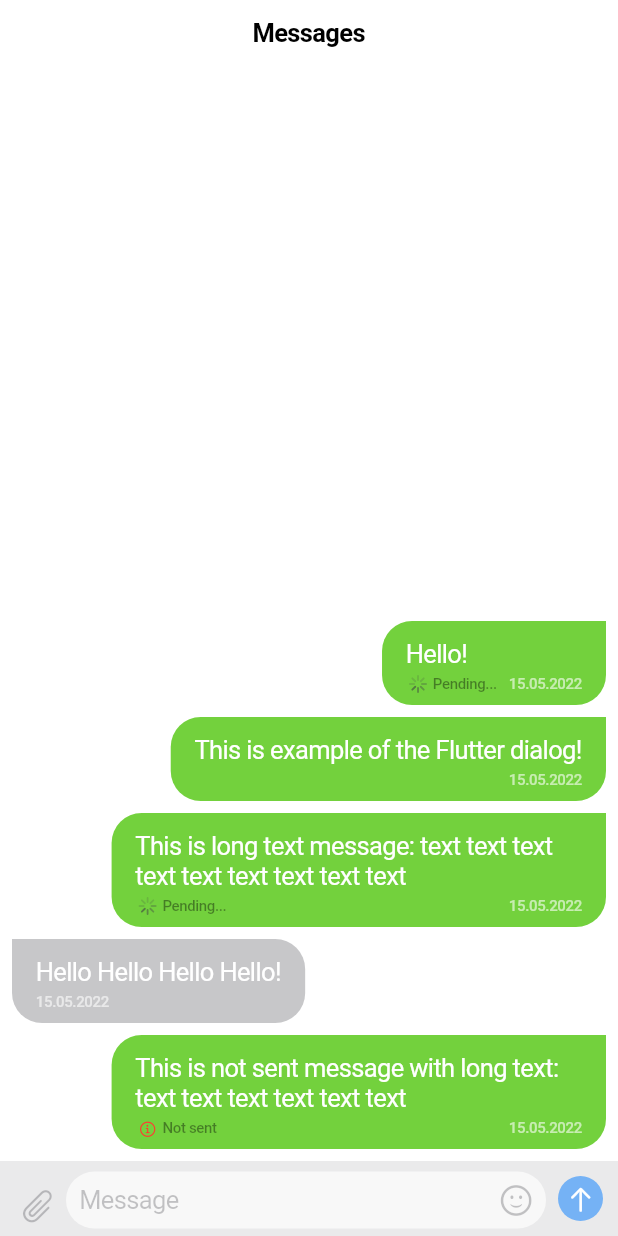
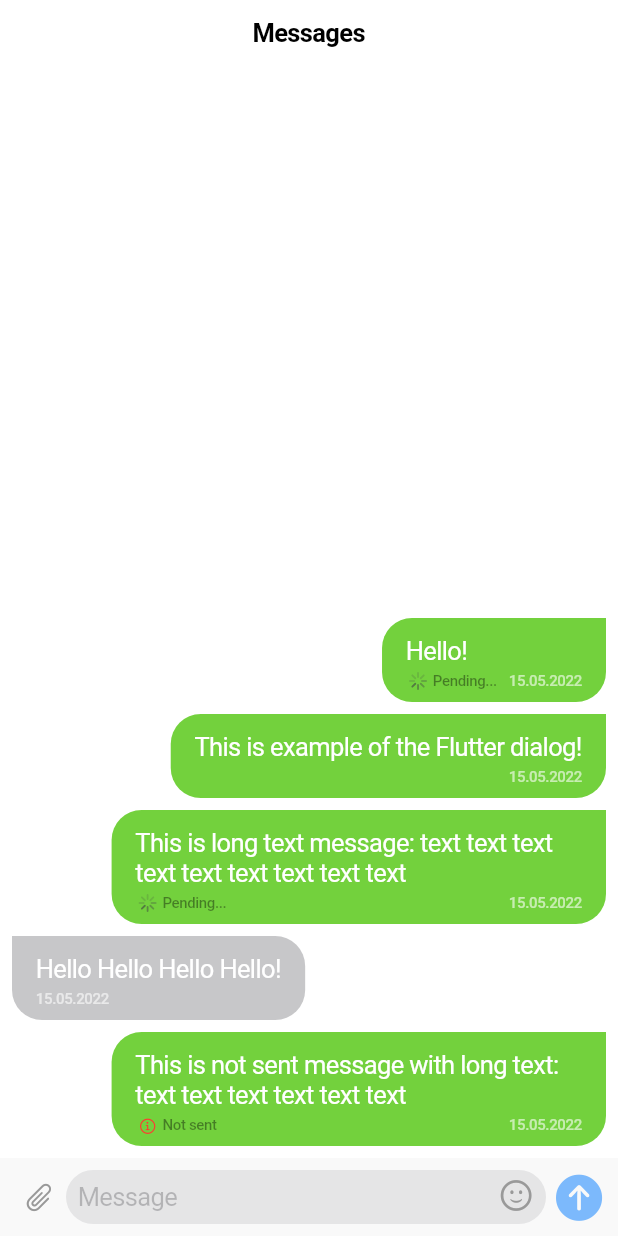
Before and after one commit to starchykov/flutter_dialog, a Flutter app: the screen it shows after launch, on a phone screen of 412 x 824 dp. Run offline on Flutter 3.47's test engine with Material 2 defaults, Android fonts, the phone set to English and light mode, and no system bars.

Commit message:
Some general improvements

```diff
--- a/lib/ui/views/home_screen/home_screen.dart
+++ b/lib/ui/views/home_screen/home_screen.dart
@@ -7,11 +7,6 @@ class HomeScreen extends StatelessWidget {
   @override
   Widget build(BuildContext context) {
     return CupertinoPageScaffold(
-      navigationBar: const CupertinoNavigationBar(
-        automaticallyImplyLeading: true,
-        previousPageTitle: 'Dialogs',
-        middle: Text('Messages'),
-      ),
       child: MessagesScreen.render(),
     );
   }
--- a/lib/ui/views/messages_screen/messages_input.dart
+++ b/lib/ui/views/messages_screen/messages_input.dart
@@ -1,8 +1,6 @@
 import 'package:flutter/cupertino.dart';
-import 'package:flutter/material.dart';
 import 'package:flutter_dialog/constants/constants.dart';
 import 'package:flutter_dialog/ui/views/messages_screen/messages_screen_state.dart';
-
 import 'package:flutter_dialog/ui/views/messages_screen/messages_screen_view_model.dart';
 import 'package:provider/provider.dart';
 
@@ -14,28 +12,28 @@ class MessagesInput extends StatelessWidget {
     MessagesScreenViewModel viewModel = context.read<MessagesScreenViewModel>();
     MessagesScreenState state = context.select((MessagesScreenViewModel viewModel) => viewModel.state);
     return Container(
-      padding: const EdgeInsets.symmetric(horizontal: 10, vertical: 5),
-      color: CupertinoColors.secondarySystemFill,
+      padding: const EdgeInsets.symmetric(horizontal: 8, vertical: 8),
+      color: CupertinoTheme.of(context).barBackgroundColor,
       child: SafeArea(
         top: false,
         child: Row(
           mainAxisAlignment: MainAxisAlignment.center,
           crossAxisAlignment: CrossAxisAlignment.end,
           children: [
-            GestureDetector(
-              onTap: () => state.messageText.isEmpty ? null : viewModel.sendMessage(),
-              child: const SizedBox(
-                width: 30,
-                height: 30,
-                child: Icon(CupertinoIcons.paperclip, color: CupertinoColors.placeholderText),
+            CupertinoButton(
+              minSize: kDefaultDoubleOffset * 4.5,
+              padding: EdgeInsets.zero,
+              onPressed: () => state.messageText.isEmpty ? null : viewModel.sendMessage(),
+              child: const Icon(
+                CupertinoIcons.paperclip,
+                color: CupertinoColors.inactiveGray,
               ),
             ),
-            const SizedBox(width: kDefaultTextSpace),
             Expanded(
               child: Container(
-                decoration: BoxDecoration(
-                  color: CupertinoTheme.of(context).barBackgroundColor,
-                  borderRadius: const BorderRadius.all(Radius.circular(20)),
+                decoration: const BoxDecoration(
+                  color: CupertinoColors.secondarySystemFill,
+                  borderRadius: BorderRadius.all(Radius.circular(20)),
                 ),
                 child: Stack(
                   children: [
@@ -44,9 +42,8 @@ class MessagesInput extends StatelessWidget {
                       minLines: viewModel.maxLines(),
                       maxLines: 5,
                       placeholder: 'Message',
-                      decoration: BoxDecoration(
-                        border: Border.all(color: Colors.transparent),
-                        borderRadius: const BorderRadius.all(Radius.circular(20)),
+                      decoration: const BoxDecoration(
+                        borderRadius: BorderRadius.all(Radius.circular(20)),
                       ),
                       onChanged: (messageText) => viewModel.onMessageInputPrint(messageText: messageText),
                       controller: viewModel.inputMessageController,
@@ -57,30 +54,23 @@ class MessagesInput extends StatelessWidget {
                       child: GestureDetector(
                         onTap: viewModel.showStickers,
                         child: state.showStickers
-                            ? const Icon(CupertinoIcons.keyboard, color: CupertinoColors.placeholderText)
-                            : const Icon(CupertinoIcons.smiley, color: CupertinoColors.placeholderText),
+                            ? const Icon(CupertinoIcons.keyboard, color: CupertinoColors.inactiveGray)
+                            : const Icon(CupertinoIcons.smiley, color: CupertinoColors.inactiveGray),
                       ),
                     ),
                   ],
                 ),
               ),
             ),
-            const SizedBox(width: 8),
-            Padding(
-              padding: const EdgeInsets.symmetric(vertical: 5),
-              child: ClipOval(
-                child: Container(
-                  color:
-                      viewModel.isInputEmpty ? CupertinoColors.systemBlue.withOpacity(.5) : CupertinoColors.systemBlue,
-                  child: GestureDetector(
-                    onTap: () => state.messageText.isEmpty ? null : viewModel.sendMessage(),
-                    child: const SizedBox(
-                      width: 30,
-                      height: 30,
-                      child: Icon(CupertinoIcons.arrow_up, size: 20, color: CupertinoColors.white),
-                    ),
-                  ),
-                ),
+            const SizedBox(width: kDefaultTextSpace),
+            CupertinoButton(
+              minSize: kDefaultDoubleOffset * 4.5,
+              padding: EdgeInsets.zero,
+              onPressed: () => state.messageText.isEmpty ? null : viewModel.sendMessage(),
+              child: Icon(
+                CupertinoIcons.arrow_up_circle_fill,
+                size: kDefaultDoubleOffset * 4.5,
+                color: viewModel.isInputEmpty ? CupertinoColors.systemBlue.withOpacity(.5) : CupertinoColors.systemBlue,
               ),
             ),
           ],
--- a/lib/ui/views/messages_screen/messages_screen.dart
+++ b/lib/ui/views/messages_screen/messages_screen.dart
@@ -18,10 +18,17 @@ class MessagesScreen extends StatelessWidget {
   @override
   Widget build(BuildContext context) {
     return GestureDetector(
+      behavior: HitTestBehavior.translucent,
       onTap: () => FocusScope.of(context).unfocus(),
-      child: SafeArea(
-        bottom: false,
-        child: CupertinoPageScaffold(
+      child: CupertinoPageScaffold(
+        navigationBar:  CupertinoNavigationBar(
+          backgroundColor: CupertinoTheme.of(context).barBackgroundColor.withOpacity(.6),
+          automaticallyImplyLeading: true,
+          previousPageTitle: 'Dialogs',
+          middle: const Text('Messages'),
+        ),
+        child: SafeArea(
+          bottom: false,
           child: Stack(
             children: [
               Column(
--- a/lib/ui/views/messages_screen/messages_screen_view_model.dart
+++ b/lib/ui/views/messages_screen/messages_screen_view_model.dart
@@ -81,12 +81,9 @@ class MessagesScreenViewModel extends ChangeNotifier {
   }
 
   Future sendMessage() async {
-    Message newMessage = Message(
-      userName: 'John',
-      message: _inputMessageController.text,
-      isPending: 2,
-      creationDate: DateFormat('dd.MM.yyyy hh:m').format(DateTime.now()),
-    );
+    if (_inputMessageController.text.isEmpty) return;
+    String date =  DateFormat('dd.MM.yyyy hh:m').format(DateTime.now());
+    Message newMessage = Message(userName: 'John', message: _state.messageText, isPending: 2, creationDate: date);
     _state = _state.copyWith(loading: false, messages: [newMessage, ..._state.messages]);
     _inputMessageController.clear();
     notifyListeners();
```
